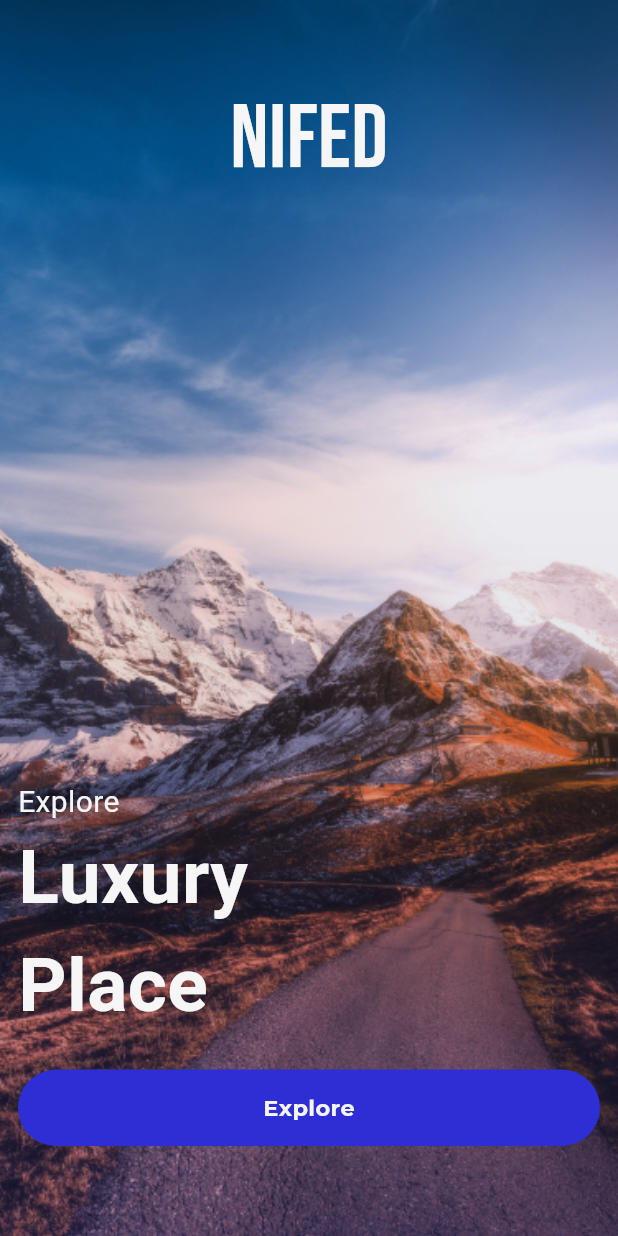
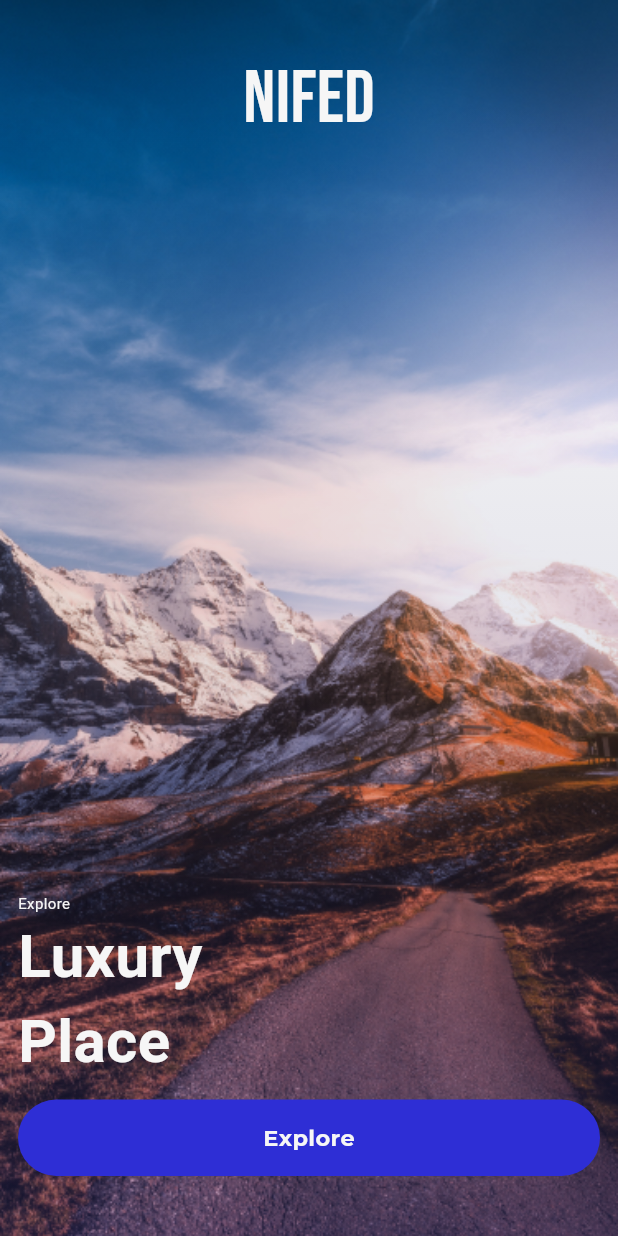
Before and after one commit to localbu/Diconding_flutter, a Flutter app: the screen it shows after launch, on a phone screen of 412 x 824 dp. Run offline on Flutter 3.47's test engine with Material 3 defaults, Android fonts, the phone set to English and light mode, and no system bars; our stand-ins replace google_fonts.

Commit message:
fourth commit

```diff
--- a/lib/pages/splash/components/body.dart
+++ b/lib/pages/splash/components/body.dart
@@ -30,12 +30,12 @@ class Body extends StatelessWidget {
                 crossAxisAlignment: CrossAxisAlignment.center,
                 children: [
                   SizedBox(
-                    height: 30,
+                    height: 10,
                   ),
                   Text(
                     'Nifed',
                     style:
-                        GoogleFonts.bebasNeue(color: kWhiteColor, fontSize: 60),
+                        GoogleFonts.bebasNeue(color: kWhiteColor, fontSize: 50),
                   ),
                   Spacer(),
                   Column(
@@ -46,17 +46,17 @@ class Body extends StatelessWidget {
                             text: 'Explore\n',
                             style: TextStyle(
                                 fontWeight: FontWeight.w400,
-                                fontSize: 20,
+                                fontSize: 10,
                                 color: kWhiteColor)),
                         TextSpan(
                             text: 'Luxury\nPlace',
                             style: TextStyle(
-                                fontSize: 50,
+                                fontSize: 40,
                                 fontWeight: FontWeight.bold,
                                 color: kWhiteColor))
                       ])),
                       SizedBox(
-                        height: 20,
+                        height: 10,
                       ),
                       DefaultButton(
                           text: 'Explore',
@@ -64,7 +64,7 @@ class Body extends StatelessWidget {
                             Navigator.pushNamed(context, HomeScreen.routeName);
                           }),
                       SizedBox(
-                        height: 40,
+                        height: 20,
                       ),
                     ],
                   )
```
